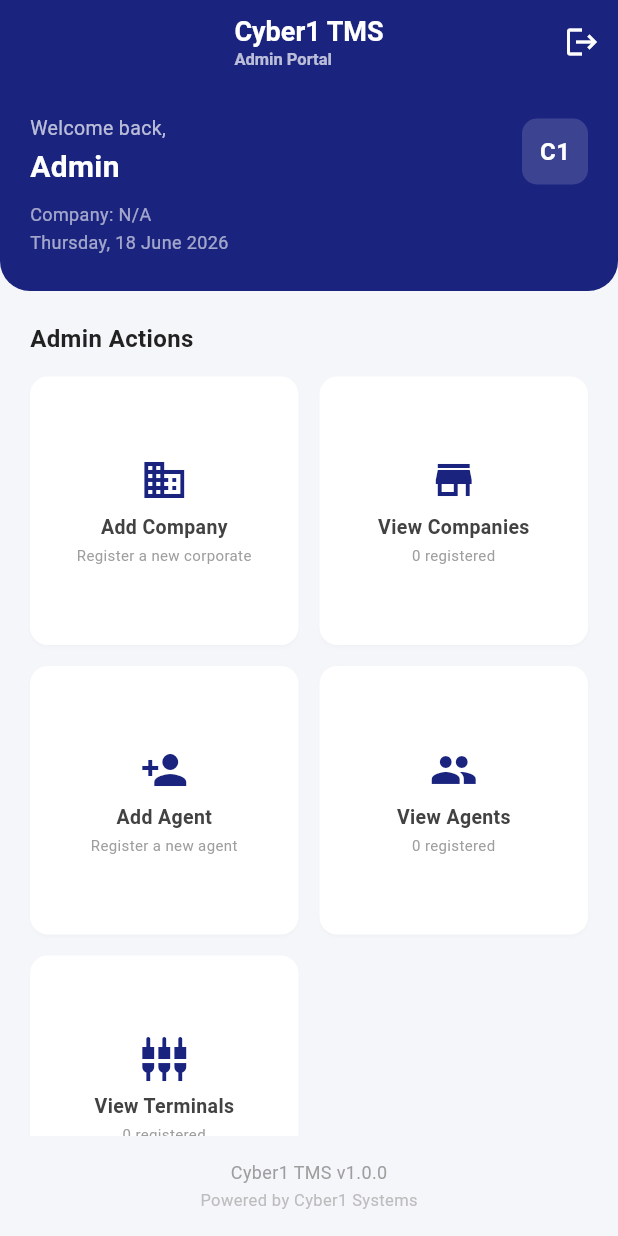
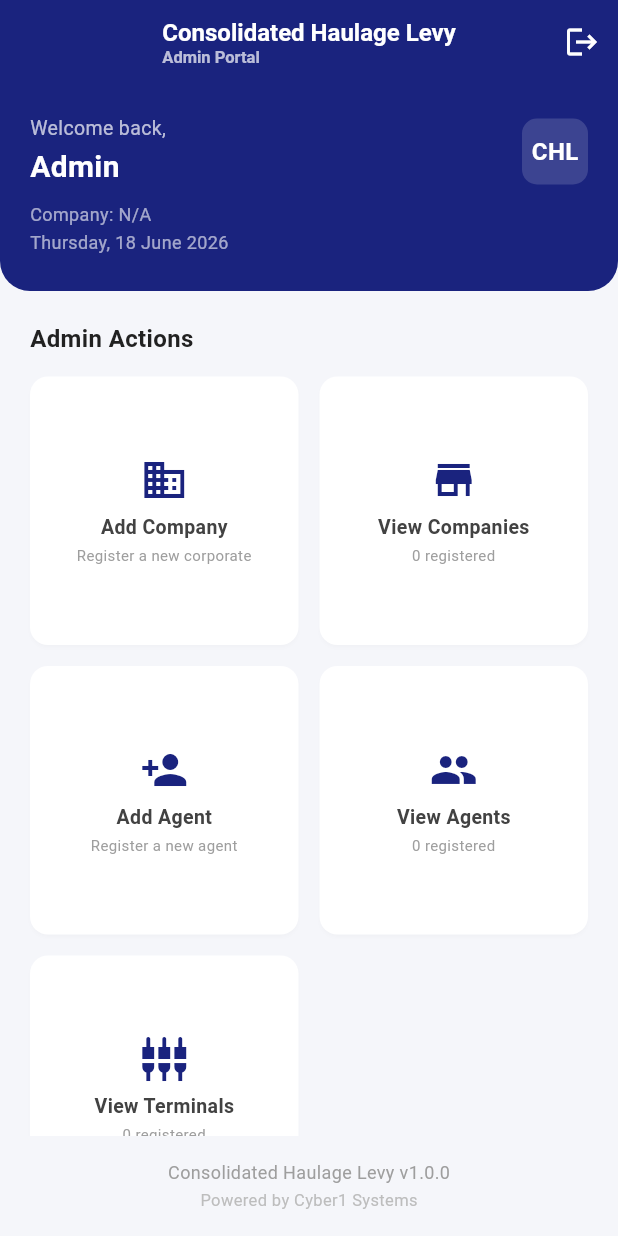
Before and after one commit to asiflatif786/number_plate_scanner, a Flutter app: the AdminDashboardScreen screen opened by its route, on a phone screen of 412 x 824 dp. Run offline on Flutter 3.47's test engine with Material 3 defaults, Android fonts, the phone set to English and light mode, and no system bars; our stand-ins replace camera, connectivity_plus, firebase_core, flutter_spinkit, image_picker, permission_handler and 3 more; missing offline and left inert: google_mlkit_text_recognition; accounts and stored records are empty; network calls fail.

Commit message:
changes like app name and payment breakdown

```diff
--- a/lib/core/constants/app_constants.dart
+++ b/lib/core/constants/app_constants.dart
@@ -1,7 +1,7 @@
 class AppConstants {
   AppConstants._();
 
-  static const String appName = 'Cyber1 TMS';
+  static const String appName = 'Consolidated Haulage Levy';
   static const String appVersion = '1.0.0';
 
   // Storage Keys
--- a/lib/features/admin/admin_dashboard_screen.dart
+++ b/lib/features/admin/admin_dashboard_screen.dart
@@ -59,8 +59,8 @@
       title: const Column(
         crossAxisAlignment: CrossAxisAlignment.start,
         children: [
-          Text('Cyber1 TMS',
-              style: TextStyle(fontSize: 18, fontWeight: FontWeight.bold, color: Colors.white)),
+          Text('Consolidated Haulage Levy',
+              style: TextStyle(fontSize: 16, fontWeight: FontWeight.bold, color: Colors.white)),
           Text('Admin Portal',
               style: TextStyle(fontSize: 11, color: Colors.white70)),
         ],
@@ -112,7 +112,7 @@
                   borderRadius: BorderRadius.circular(10),
                 ),
                 child: const Center(
-                  child: Text('C1',
+                  child: Text('CHL',
                       style: TextStyle(
                           color: Colors.white,
                           fontWeight: FontWeight.bold,
@@ -277,7 +277,7 @@
       padding: const EdgeInsets.symmetric(vertical: 16),
       child: const Column(
         children: [
-          Text('Cyber1 TMS v1.0.0',
+          Text('Consolidated Haulage Levy v1.0.0',
               style: TextStyle(fontSize: 12, color: Color(0xFF9E9E9E))),
           const SizedBox(height: 2),
           Text('Powered by Cyber1 Systems',
--- a/lib/features/agent/agent_dashboard_screen.dart
+++ b/lib/features/agent/agent_dashboard_screen.dart
@@ -55,8 +55,8 @@
     return AppBar(
       backgroundColor: const Color(0xFF1A237E),
       automaticallyImplyLeading: false,
-      title: const Text('Cyber1 TMS',
-          style: TextStyle(fontWeight: FontWeight.bold)),
+      title: const Text('Consolidated Haulage Levy',
+          style: TextStyle(fontWeight: FontWeight.bold, fontSize: 18)),
       actions: [
         IconButton(
           icon: const Icon(Icons.notifications_outlined, color: Colors.white),
@@ -98,7 +98,7 @@
                   borderRadius: BorderRadius.circular(10),
                 ),
                 child: const Center(
-                  child: Text('C1',
+                  child: Text('CHL',
                       style: TextStyle(
                           color: Colors.white,
                           fontWeight: FontWeight.bold,
@@ -405,7 +405,7 @@
       padding: const EdgeInsets.symmetric(vertical: 24),
       child: const Column(
         children: [
-          Text('Cyber1 TMS v1.0.0',
+          Text('Consolidated Haulage Levy v1.0.0',
               style: TextStyle(fontSize: 12, color: Color(0xFF9E9E9E))),
           SizedBox(height: 2),
           Text('Powered by Cyber1 Systems',
--- a/lib/features/onboarding/onboarding_complete_viewmodel.dart
+++ b/lib/features/onboarding/onboarding_complete_viewmodel.dart
@@ -29,7 +29,7 @@
 
   Future<void> copyCredentials() async {
     final buffer = StringBuffer();
-    buffer.writeln('Cyber1 TMS — Agent Credentials');
+    buffer.writeln('Consolidated Haulage Levy — Agent Credentials');
     buffer.writeln('================================');
     buffer.writeln('Name:\t\t$agentFullName');
     buffer.writeln('Email:\t\t$agentEmail');
--- a/lib/features/splash/splash_screen.dart
+++ b/lib/features/splash/splash_screen.dart
@@ -96,9 +96,10 @@
                     _buildLogo(),
                     const SizedBox(height: 20),
                     const Text(
-                      'Cyber1 TMS',
+                      'Consolidated Haulage Levy',
+                      textAlign: TextAlign.center,
                       style: TextStyle(
-                        fontSize: 28,
+                        fontSize: 22,
                         fontWeight: FontWeight.bold,
                         color: Colors.white,
                         letterSpacing: 1.2,
@@ -184,7 +185,7 @@
         ),
         child: const Center(
           child: Text(
-            'C1',
+            'CHL',
             style: TextStyle(
               fontSize: 36,
               fontWeight: FontWeight.bold,
--- a/lib/features/transaction/transaction_detail_screen.dart
+++ b/lib/features/transaction/transaction_detail_screen.dart
@@ -91,13 +91,13 @@
   void _shareReceipt(BuildContext context, t) {
     final text = _buildReceiptText(t);
     Share.share(text,
-        subject: 'Cyber1 TMS Receipt - ${t.transactionReference}');
+        subject: 'Consolidated Haulage Levy Receipt - ${t.transactionReference}');
   }
 
   String _buildReceiptText(t) {
     final sb = StringBuffer();
     sb.writeln('══════════════════════════════════════');
-    sb.writeln('       CYBER1 TMS — RECEIPT');
+    sb.writeln('   CONSOLIDATED HAULAGE LEVY — RECEIPT');
     sb.writeln('══════════════════════════════════════');
     sb.writeln();
     sb.writeln('Transaction Ref:  ${t.transactionReference}');
@@ -134,7 +134,7 @@
     sb.writeln('Terminal:         ${t.terminalId}');
     sb.writeln('──────────────────────────────────────');
     sb.writeln();
-    sb.writeln('     Thank you for using Cyber1 TMS');
+    sb.writeln(' Thank you for using Consolidated Haulage Levy');
     return sb.toString();
   }
 
@@ -384,7 +384,7 @@
         ),
         const SizedBox(height: 8),
         const Center(
-          child: Text('Thank you for using Cyber1 TMS',
+          child: Text('Thank you for using Consolidated Haulage Levy',
               style: TextStyle(
                   fontSize: 12,
                   fontStyle: FontStyle.italic,
--- a/lib/features/transaction/transaction_history_screen.dart
+++ b/lib/features/transaction/transaction_history_screen.dart
@@ -604,14 +604,14 @@
   void _shareReceipt(BuildContext context, t) {
     Share.share(
       _buildReceiptText(t),
-      subject: 'Cyber1 TMS Receipt - ${t.transactionReference}',
+      subject: 'Consolidated Haulage Levy Receipt - ${t.transactionReference}',
     );
   }
 
   String _buildReceiptText(t) {
     final sb = StringBuffer();
     sb.writeln('══════════════════════════════════════');
-    sb.writeln('       CYBER1 TMS — RECEIPT');
+    sb.writeln('   CONSOLIDATED HAULAGE LEVY — RECEIPT');
     sb.writeln('══════════════════════════════════════');
     sb.writeln();
     sb.writeln('Transaction Ref:  ${t.transactionReference}');
@@ -647,7 +647,7 @@
     sb.writeln('Terminal:         ${t.terminalId}');
     sb.writeln('──────────────────────────────────────');
     sb.writeln();
-    sb.writeln('     Thank you for using Cyber1 TMS');
+    sb.writeln(' Thank you for using Consolidated Haulage Levy');
     return sb.toString();
   }
 
--- a/lib/features/transaction/transaction_success_screen.dart
+++ b/lib/features/transaction/transaction_success_screen.dart
@@ -678,7 +678,7 @@
         const SizedBox(height: 8),
         const Center(
           child: Text(
-            'Thank you for using Cyber1 TMS',
+            'Thank you for using Consolidated Haulage Levy',
             style: TextStyle(
                 fontSize: 12, fontStyle: FontStyle.italic, color: Colors.grey),
           ),
--- a/lib/features/transaction/transaction_success_viewmodel.dart
+++ b/lib/features/transaction/transaction_success_viewmodel.dart
@@ -29,7 +29,7 @@
     final t = transaction;
     final sb = StringBuffer();
     sb.writeln('══════════════════════════════════════');
-    sb.writeln('       CYBER1 TMS — RECEIPT');
+    sb.writeln('   CONSOLIDATED HAULAGE LEVY — RECEIPT');
     sb.writeln('══════════════════════════════════════');
     sb.writeln();
     sb.writeln('Transaction Ref:  ${t.transactionReference}');
@@ -66,7 +66,7 @@
     sb.writeln('Terminal:         ${t.terminalId}');
     sb.writeln('──────────────────────────────────────');
     sb.writeln();
-    sb.writeln('     Thank you for using Cyber1 TMS');
+    sb.writeln(' Thank you for using Consolidated Haulage Levy');
     return sb.toString();
   }
 
@@ -89,7 +89,7 @@
       AppLogger.logDebug(_tag, 'Sharing receipt');
       await Share.share(
         _buildReceiptText(),
-        subject: 'Cyber1 TMS Receipt - ${transaction.transactionReference}',
+        subject: 'Consolidated Haulage Levy Receipt - ${transaction.transactionReference}',
       );
     } catch (_) {}
     isSharing = false;
--- a/lib/features/vehicle/vehicle_found_screen.dart
+++ b/lib/features/vehicle/vehicle_found_screen.dart
@@ -137,14 +137,7 @@
       child: Column(
         crossAxisAlignment: CrossAxisAlignment.start,
         children: [
-          const SectionHeader(title: 'Payment Breakdown'),
-          const Divider(),
-            _buildFeeRow('Base Amount', vm.formattedBaseAmount),
-            const Divider(height: 1),
-            _buildFeeRow('Admin Fee (2%)', vm.formattedAdminFee),
-            const Divider(height: 1),
-            _buildFeeRow('Processing Fee', vm.formattedFlatFee),
-            const Divider(thickness: 1.5, height: 20),
+
             _buildTotalPayableRow(vm.formattedTotalPayable),
           ],
         ),
--- a/lib/main.dart
+++ b/lib/main.dart
@@ -27,11 +27,11 @@
 
   await (await SessionManager.instance).init();
 
-  runApp(const Cyber1TMSApp());
+  runApp(const HaulageLevyApp());
 }
 
-class Cyber1TMSApp extends StatelessWidget {
-  const Cyber1TMSApp({super.key});
+class HaulageLevyApp extends StatelessWidget {
+  const HaulageLevyApp({super.key});
 
   @override
   Widget build(BuildContext context) {
@@ -48,7 +48,7 @@
       ],
       child: MaterialApp(
         debugShowCheckedModeBanner: false,
-        title: 'Cyber1 TMS',
+        title: 'Consolidated Haulage Levy',
         theme: AppTheme.light,
         initialRoute: AppRoutes.splash,
         routes: AppRoutes.routes,
--- a/pubspec.yaml
+++ b/pubspec.yaml
@@ -1,5 +1,5 @@
 name: vehicle
-description: "Cyber1 TMS - Terminal Management System"
+description: "Consolidated Haulage Levy"
 publish_to: "none"
 
 version: 1.0.0+1
```
Also changed, not shown: pubspec.lock, 1 other file.
